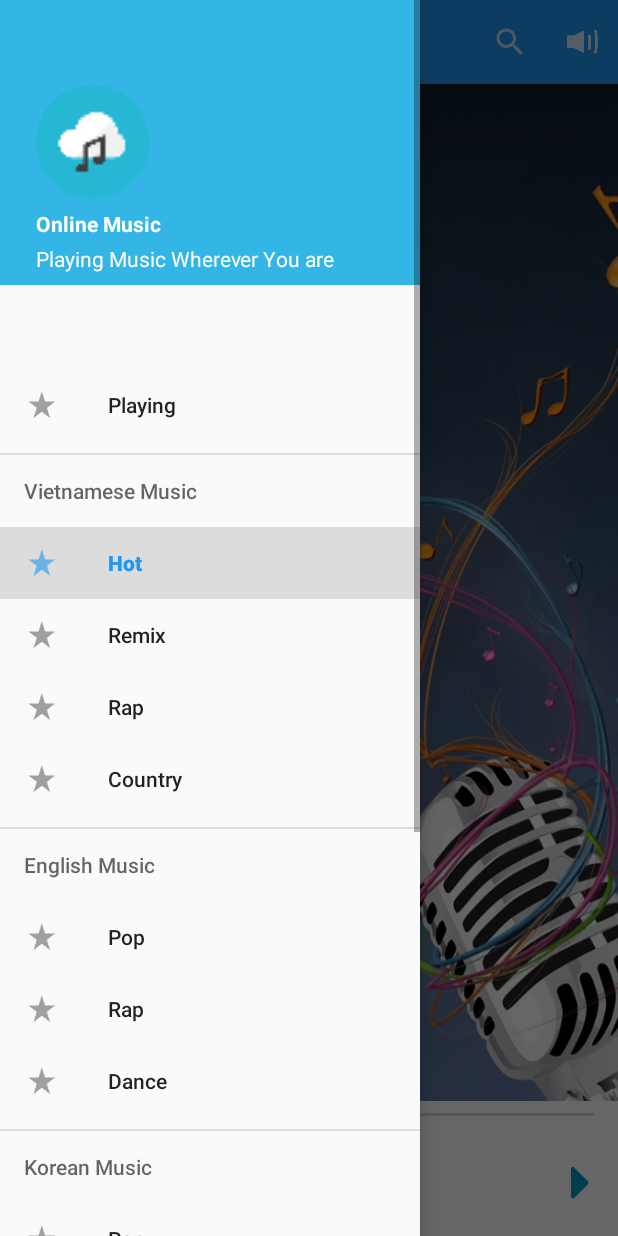
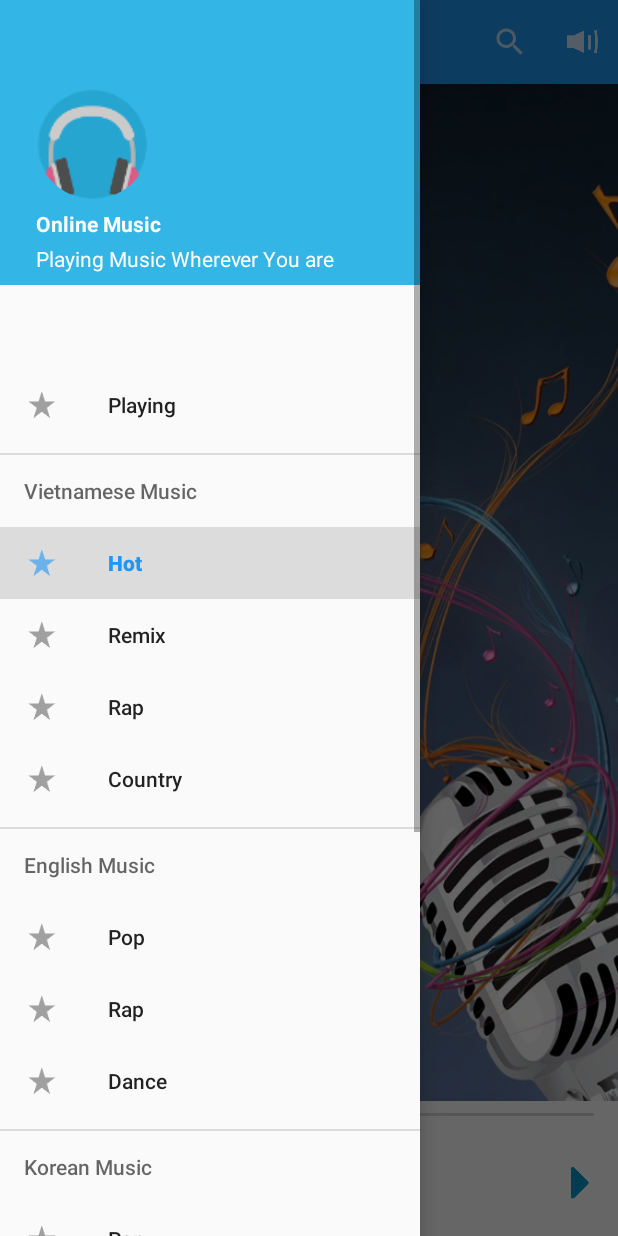
Before and after one commit to linhphan0108/Music_NewDesign, an Android app: the screen it shows after launch (HomeActivity), with the side drawer open, on a phone screen of 412 x 824 dp. Run offline under Robolectric (Android 15) with nearby library versions, the phone set to English and light mode, and no system bars; our stand-ins replace CircleImageView; 3 statements that could not run were skipped.

Commit message:
[change] icon launchers, [fix] navigation view

```diff
--- a/app/src/main/AndroidManifest.xml
+++ b/app/src/main/AndroidManifest.xml
@@ -10,7 +10,7 @@
     <application
         android:name=".ui.MusicApplication"
         android:allowBackup="true"
-        android:icon="@drawable/ic_launcher"
+        android:icon="@mipmap/ic_launcher"
         android:label="@string/app_name"
         android:theme="@style/AppTheme" >
         <activity
--- a/app/src/main/java/com/linhphan/androidboilerplate/api/BaseDownloadWorker.java
+++ b/app/src/main/java/com/linhphan/androidboilerplate/api/BaseDownloadWorker.java
@@ -328,7 +328,7 @@ public class BaseDownloadWorker extends AsyncTask<String, Integer, Object> {
     protected void showNotificationProgress(Context context, String contentText, int percent){
         int notId = 898989;
         Notification notification = new NotificationCompat.Builder(context)
-                .setSmallIcon(R.mipmap.ic_music_launcher)
+                .setSmallIcon(R.mipmap.ic_launcher)
                 .setContentText(contentText)
                 .setProgress(100, percent, false)
                 .build();
--- a/app/src/main/java/com/linhphan/music/service/MusicService.java
+++ b/app/src/main/java/com/linhphan/music/service/MusicService.java
@@ -561,7 +561,7 @@ public class MusicService extends Service implements BaseDownloadWorker.Download
         SongModel currentSong = contentManager.getCurrentPlayingSong();
         if (currentSong == null) return;
         Notification notification = new NotificationCompat.Builder(context)
-                .setSmallIcon(R.mipmap.ic_music_launcher)//the icon will be displayed on status bar
+                .setSmallIcon(R.mipmap.ic_launcher)//the icon will be displayed on status bar
                 .setContentTitle(currentSong.getTitle()).build();
 
         //== normal content view for notification
--- a/app/src/main/java/com/linhphan/music/ui/activity/HomeActivity.java
+++ b/app/src/main/java/com/linhphan/music/ui/activity/HomeActivity.java
@@ -73,22 +73,24 @@ public class HomeActivity extends BaseMusicActivity implements Handler.Callback,
     protected void onResume() {
         super.onResume();
         //== set selected item in drawer navigation
-        int selectedMenuItem = -1;
-        int categoryCode;
-        if (isNewCreated) {
+        int selectedMenuItem;
+        ContentManager contentManager = ContentManager.getInstance();
+        int categoryCode = contentManager.getCurrentDisplayedCategory();
+        if (categoryCode == -1){
+            categoryCode = contentManager.getCurrentPlayingCategory();
+        }
+        if (categoryCode == -1){
             categoryCode = Utils.getIntFromSharedPreferences(this, Utils.SHARED_PREFERENCES_KEY_CURRENT_PLAYING_CATEGORY, 0);
-            selectedMenuItem = DrawerNavigationUtil.getMenuItemId(categoryCode);
-            isNewCreated = false;
-        } else {
-            categoryCode = ContentManager.getInstance().getCurrentDisplayedCategory();
-            if (categoryCode == DrawerNavigationUtil.SEARCH_CATEGORY_CODE) {
-                selectedMenuItem = DrawerNavigationUtil.getMenuItemId(DrawerNavigationUtil.CURRENT_CATEGORY_CODE);
-            } else {
-                selectedMenuItem = DrawerNavigationUtil.getMenuItemId(categoryCode);
-            }
         }
 
-        navigationView.setCheckedItem(selectedMenuItem);
+        if (categoryCode == DrawerNavigationUtil.SEARCH_CATEGORY_CODE){
+            for (int i=0; i<navigationView.getMenu().size(); i++){
+                navigationView.getMenu().getItem(i).setChecked(false);
+            }
+        }else {
+            selectedMenuItem = DrawerNavigationUtil.getMenuItemId(categoryCode);
+            navigationView.setCheckedItem(selectedMenuItem);
+        }
         setTitle(DrawerNavigationUtil.getTitle(this, categoryCode));
 
     }
--- a/app/src/main/java/com/linhphan/music/ui/fragment/SongListInHomeFragment.java
+++ b/app/src/main/java/com/linhphan/music/ui/fragment/SongListInHomeFragment.java
@@ -222,7 +222,8 @@ public class SongListInHomeFragment extends BaseSongListFragment implements AbsL
     }
 
     public void setSelectedItem(int position) {
-        if (mCategoryCode == ContentManager.getInstance().getCurrentPlayingCategory()) {
+        if (mCategoryCode == ContentManager.getInstance().getCurrentPlayingCategory()
+                || mCategoryCode == DrawerNavigationUtil.getCategoryCode(R.id.menu_item_current_playing)) {
             mListView.setItemChecked(position, true);
             if (!isItemVisible(position))
                 mListView.setSelection(position);
--- a/app/src/main/java/com/linhphan/music/util/SongListManager.java
+++ b/app/src/main/java/com/linhphan/music/util/SongListManager.java
@@ -15,6 +15,7 @@ public class SongListManager {
 
     public SongListManager() {
         mSongList = new ArrayList<>();
+        mCategoryCode = -1;
     }
 
     public SongListManager(ArrayList<SongModel> mSongList, int category) {
--- a/app/src/main/res/layout/drawer_navigation_header.xml
+++ b/app/src/main/res/layout/drawer_navigation_header.xml
@@ -17,7 +17,7 @@
         android:layout_alignParentLeft="true"
         android:layout_alignParentStart="true"
         android:layout_marginStart="24dp"
-        android:src="@mipmap/ic_music_launcher"/>
+        android:src="@mipmap/ic_launcher"/>
 
     <TextView
         android:layout_width="wrap_content"
--- a/app/src/main/res/layout/small_notificattion.xml
+++ b/app/src/main/res/layout/small_notificattion.xml
@@ -17,9 +17,9 @@
             android:layout_width="wrap_content"
             android:layout_height="wrap_content"
             android:id="@+id/img_notification"
-            android:src="@mipmap/ic_music_launcher"
+            android:src="@mipmap/ic_launcher"
             android:background="@drawable/bg_media_button_controller"
-            android:scaleType="centerCrop" />
+            android:scaleType="centerInside" />
     </LinearLayout>
 
 
```
Also changed, not shown: app/src/main/res/drawable-hdpi/ic_launcher.png (deleted), app/src/main/res/drawable-ldpi/ic_launcher.png (deleted), app/src/main/res/drawable-mdpi/ic_launcher.png (deleted), app/src/main/res/drawable-xhdpi/ic_launcher.png (deleted), app/src/main/res/drawable-xxhdpi/ic_launcher.png (deleted), app/src/main/res/mipmap-hdpi/ic_launcher.png (added), app/src/main/res/mipmap-mdpi/ic_launcher.png (added), app/src/main/res/mipmap-xhdpi/ic_launcher.png (added), app/src/main/res/mipmap-xxhdpi/ic_launcher.png (added), app/src/main/res/mipmap-xxxhdpi/ic_launcher.png (added).
